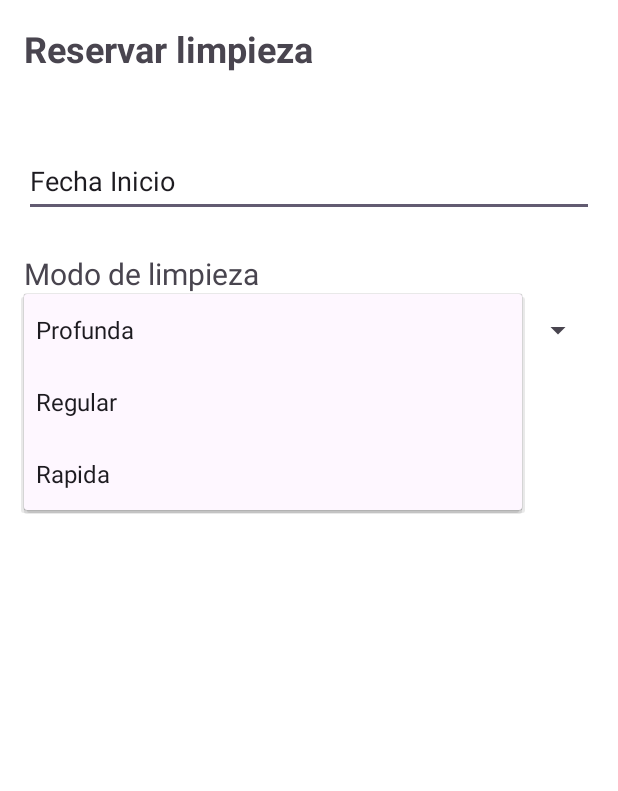
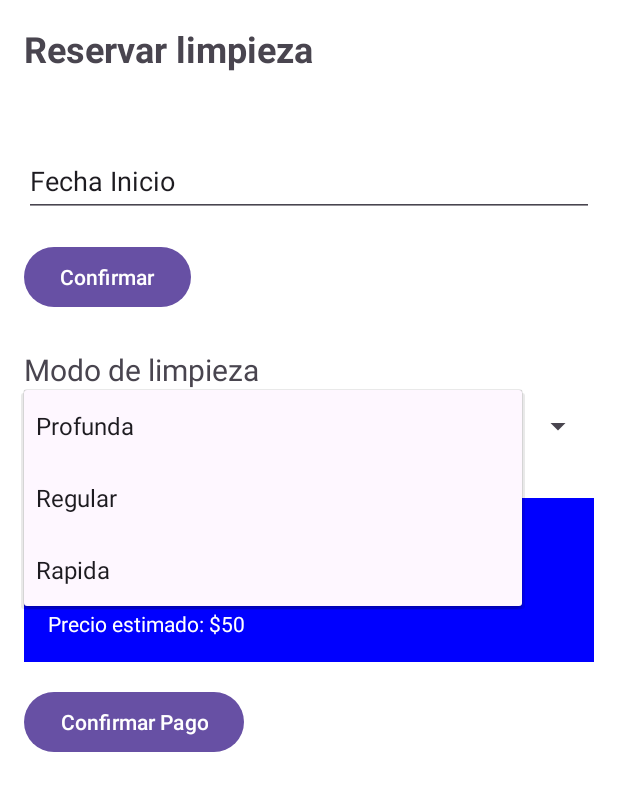
Before and after one commit to Lucasellero/servicio_limpieza, an Android app: the ReservarLimpiezaActivity screen opened directly, with no data from a screen before it, after a tap on "Profunda", on a phone screen of 412 x 824 dp. Shown: the top 791 px of the screen. Run offline under Robolectric (Android 15) with nearby library versions, the phone set to English and light mode, and no system bars; 1 other tap on this screen came first.

Commit message:
Reservar limpieza

```diff
--- a/app/src/main/java/com/example/servicio_limpieza/ReservarLimpiezaActivity.java
+++ b/app/src/main/java/com/example/servicio_limpieza/ReservarLimpiezaActivity.java
@@ -1,9 +1,16 @@
 package com.example.servicio_limpieza;
 
+import android.app.DatePickerDialog;
 import android.os.AsyncTask;
 import android.os.Bundle;
+import android.view.View;
 import android.widget.ArrayAdapter;
+import android.widget.Button;
+import android.widget.DatePicker;
+import android.widget.EditText;
+import android.widget.LinearLayout;
 import android.widget.Spinner;
+import android.widget.TextView;
 import android.widget.Toast;
 
 import androidx.appcompat.app.AppCompatActivity;
@@ -13,10 +20,15 @@ import java.sql.DriverManager;
 import java.sql.PreparedStatement;
 import java.sql.ResultSet;
 import java.sql.SQLException;
+import java.util.Calendar;
 
 public class ReservarLimpiezaActivity extends AppCompatActivity {
 
     Spinner spinnerModo;
+    EditText editTextDate;
+    Button buttonConfirmarFecha, buttonConfirmarPago;
+    LinearLayout layoutInfoReserva;
+    TextView textViewEmpleado, textViewCalificacion, textViewDuracion, textViewPrecio;
     private int propiedadId;
     private String barrio;
 
@@ -27,14 +39,8 @@ public class ReservarLimpiezaActivity extends AppCompatActivity {
 
         propiedadId = getIntent().getIntExtra("propiedad_id", -1);
 
-        // Obtener el barrio de la propiedad a través de una consulta o de los extras del Intent
-        // Aquí debes agregar la lógica para obtener el barrio de la propiedad
-
-        // Por ejemplo, si pasas el barrio en el Intent:
         barrio = getIntent().getStringExtra("barrio");
 
-
-        // Iniciar la tarea para buscar el empleado disponible
         new BuscarEmpleadoDisponibleTask().execute(propiedadId);
 
         spinnerModo = findViewById(R.id.Modo);
@@ -42,6 +48,60 @@ public class ReservarLimpiezaActivity extends AppCompatActivity {
                 R.array.Modo, android.R.layout.simple_spinner_item);
         adapter.setDropDownViewResource(android.R.layout.simple_spinner_dropdown_item);
         spinnerModo.setAdapter(adapter);
+
+        editTextDate = findViewById(R.id.editTextDate);
+        buttonConfirmarFecha = findViewById(R.id.buttonConfirmarFecha);
+        layoutInfoReserva = findViewById(R.id.layoutInfoReserva);
+        textViewEmpleado = findViewById(R.id.textViewEmpleado);
+        textViewCalificacion = findViewById(R.id.textViewCalificacion);
+        textViewDuracion = findViewById(R.id.textViewDuracion);
+        textViewPrecio = findViewById(R.id.textViewPrecio);
+        buttonConfirmarPago = findViewById(R.id.buttonConfirmarPago);
+
+        editTextDate.setOnClickListener(new View.OnClickListener() {
+            @Override
+            public void onClick(View v) {
+                Calendar calendar = Calendar.getInstance();
+                int year = calendar.get(Calendar.YEAR);
+                int month = calendar.get(Calendar.MONTH);
+                int day = calendar.get(Calendar.DAY_OF_MONTH);
+
+                DatePickerDialog datePickerDialog = new DatePickerDialog(ReservarLimpiezaActivity.this, new DatePickerDialog.OnDateSetListener() {
+                    @Override
+                    public void onDateSet(DatePicker view, int year, int month, int dayOfMonth) {
+                        editTextDate.setText(dayOfMonth + "/" + (month + 1) + "/" + year);
+                    }
+                }, year, month, day);
+                datePickerDialog.show();
+            }
+        });
+
+        buttonConfirmarFecha.setOnClickListener(new View.OnClickListener() {
+            @Override
+            public void onClick(View v) {
+                mostrarInfoReserva();
+            }
+        });
+
+        buttonConfirmarPago.setOnClickListener(new View.OnClickListener() {
+            @Override
+            public void onClick(View v) {
+                confirmarPago();
+            }
+        });
+    }
+
+    private void mostrarInfoReserva() {
+        layoutInfoReserva.setVisibility(View.VISIBLE);
+        buttonConfirmarPago.setVisibility(View.VISIBLE);
+        textViewEmpleado.setText("Nombre del empleado: Juan Pérez");
+        textViewCalificacion.setText("Calificación: 4.5");
+        textViewDuracion.setText("Duración estimada: 2 horas");
+        textViewPrecio.setText("Precio estimado: $50");
+    }
+
+    private void confirmarPago() {
+        Toast.makeText(this, "Pago confirmado", Toast.LENGTH_SHORT).show();
     }
 
     private class BuscarEmpleadoDisponibleTask extends AsyncTask<Integer, Void, String> {
@@ -61,7 +121,7 @@ public class ReservarLimpiezaActivity extends AppCompatActivity {
                     return "No se pudo establecer conexión con la base de datos";
                 }
 
-                String sql2 = "Select barrio from propiedades where PK_propiedad_ID = "+propiedadId;
+                String sql2 = "SELECT barrio FROM propiedades WHERE PK_propiedad_ID = " + propiedadId;
                 ResultSet rs2 = null;
                 stmt = conn.prepareStatement(sql2);
                 rs2 = stmt.executeQuery();
@@ -70,7 +130,6 @@ public class ReservarLimpiezaActivity extends AppCompatActivity {
                     nombreBarrio = rs2.getString("barrio");
                 }
 
-                // Consulta para obtener el empleado y el barrio asociado
                 String sql = "SELECT TOP 1 * FROM personal WHERE barrio = ? AND disponible = 1";
                 stmt = conn.prepareStatement(sql);
                 stmt.setString(1, nombreBarrio);
@@ -83,14 +142,13 @@ public class ReservarLimpiezaActivity extends AppCompatActivity {
                     nombreEmpleado = rs.getString("nombre");
                     barrio = rs.getString("barrio");
 
-                    // Actualizar el estado del empleado a ocupado si es necesario
                     actualizarEstadoEmpleado(conn, empleadoId, false);
 
                     mensaje = "Empleado encontrado: " + nombreEmpleado + ", Barrio: " + barrio;
                 }
-            } catch (SQLException e){
-                    mensaje = "Error al buscar el empleado disponible. Por favor, inténtalo de nuevo.";
-                    e.printStackTrace();
+            } catch (SQLException e) {
+                mensaje = "Error al buscar el empleado disponible. Por favor, inténtalo de nuevo.";
+                e.printStackTrace();
             } finally {
                 try {
                     if (rs != null) rs.close();
--- a/app/src/main/res/layout/activity_reservar_limpieza.xml
+++ b/app/src/main/res/layout/activity_reservar_limpieza.xml
@@ -19,8 +19,16 @@
         android:layout_height="48dp"
         android:layout_marginTop="48dp"
         android:ems="10"
-        android:inputType="date"
+        android:focusable="false"
+        android:clickable="true"
         android:text="Fecha Inicio" />
+
+    <Button
+        android:id="@+id/buttonConfirmarFecha"
+        android:layout_width="wrap_content"
+        android:layout_height="wrap_content"
+        android:layout_marginTop="16dp"
+        android:text="Confirmar" />
 
     <TextView
         android:id="@+id/textView4"
@@ -36,6 +44,50 @@
         android:layout_height="48dp"
         android:spinnerMode="dropdown" />
 
-    <!-- Aquí puedes añadir más elementos para manejar la reserva -->
+    <LinearLayout
+        android:id="@+id/layoutInfoReserva"
+        android:layout_width="match_parent"
+        android:layout_height="wrap_content"
+        android:layout_marginTop="24dp"
+        android:background="#0000FF"
+        android:orientation="vertical"
+        android:padding="16dp"
+        android:visibility="gone">
 
+        <TextView
+            android:id="@+id/textViewEmpleado"
+            android:layout_width="wrap_content"
+            android:layout_height="wrap_content"
+            android:text="Nombre del empleado: "
+            android:textColor="#FFFFFF" />
+
+        <TextView
+            android:id="@+id/textViewCalificacion"
+            android:layout_width="wrap_content"
+            android:layout_height="wrap_content"
+            android:text="Calificación: "
+            android:textColor="#FFFFFF" />
+
+        <TextView
+            android:id="@+id/textViewDuracion"
+            android:layout_width="wrap_content"
+            android:layout_height="wrap_content"
+            android:text="Duración estimada: "
+            android:textColor="#FFFFFF" />
+
+        <TextView
+            android:id="@+id/textViewPrecio"
+            android:layout_width="wrap_content"
+            android:layout_height="wrap_content"
+            android:text="Precio estimado: "
+            android:textColor="#FFFFFF" />
+    </LinearLayout>
+
+    <Button
+        android:id="@+id/buttonConfirmarPago"
+        android:layout_width="wrap_content"
+        android:layout_height="wrap_content"
+        android:layout_marginTop="16dp"
+        android:text="Confirmar Pago"
+        android:visibility="gone" />
 </LinearLayout>
```
